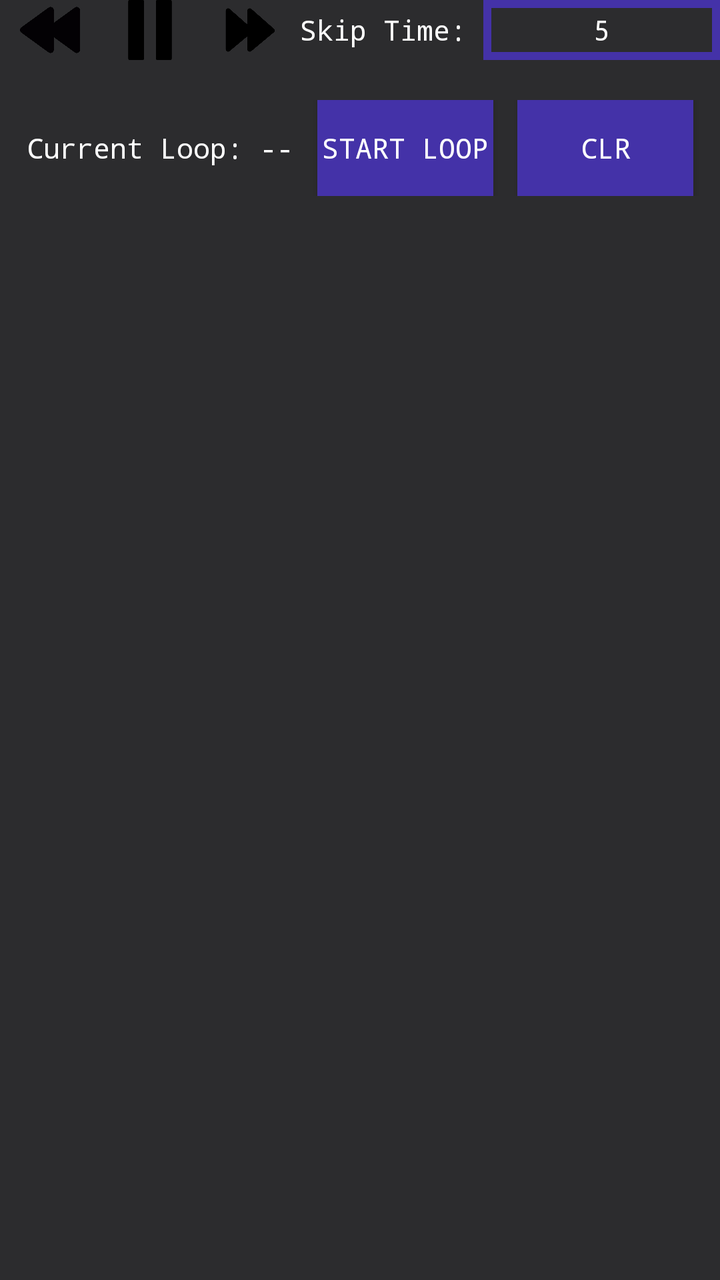
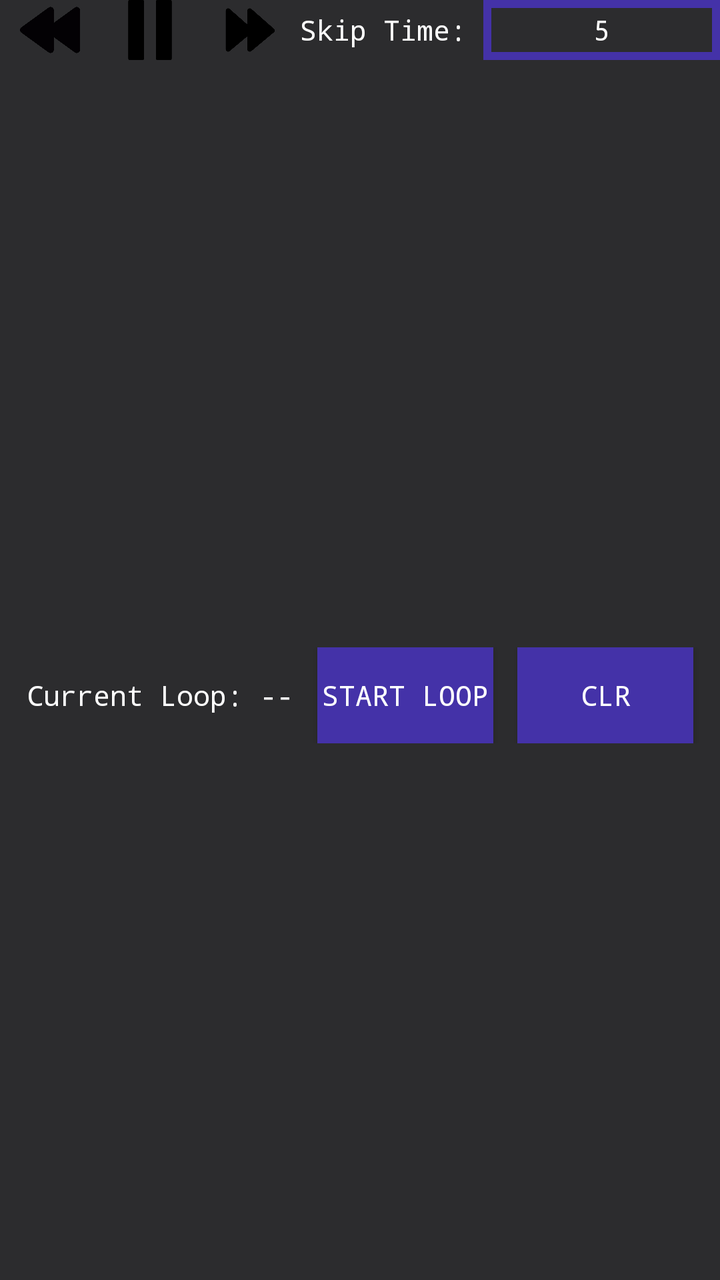

Screens rendered from an Android XML layout before and after an edit, with the pre-edit source and the edit as a unified diff.
<!-- AndroidManifest.xml: application theme Theme.Videoplaybackerandroid -->
<!-- res/layout/dashboard.xml -->
<?xml version="1.0" encoding="utf-8"?>
<androidx.constraintlayout.widget.ConstraintLayout xmlns:android="http://schemas.android.com/apk/res/android"
    xmlns:app="http://schemas.android.com/apk/res-auto"
    android:layout_width="match_parent"
    android:layout_height="wrap_content">

    <LinearLayout
        android:id="@+id/time_controls"
        android:layout_width="match_parent"
        android:layout_height="wrap_content"
        android:gravity="center"
        android:orientation="horizontal"
        app:layout_constraintBottom_toTopOf="@id/time_controls"
        app:layout_constraintEnd_toEndOf="parent"
        app:layout_constraintStart_toStartOf="parent"
        app:layout_constraintTop_toTopOf="parent">

        <androidx.appcompat.widget.AppCompatButton
            android:id="@+id/rewind"
            android:layout_width="30dp"
            android:layout_height="30dp"
            android:layout_marginHorizontal="10dp"
            android:background="@drawable/rewind_button"
            android:contentDescription="rewind" />

        <androidx.appcompat.widget.AppCompatButton
            android:id="@+id/pause"
            android:layout_width="30dp"
            android:layout_height="30dp"
            android:layout_marginHorizontal="10dp"
            android:background="@drawable/pause"
            android:contentDescription="pause" />

        <androidx.appcompat.widget.AppCompatButton
            android:id="@+id/fast_forward"
            android:layout_width="30dp"
            android:layout_height="30dp"
            android:layout_marginHorizontal="10dp"
            android:background="@drawable/fast_forward"
            android:backgroundTint="@null"
            android:contentDescription="ff" />

        <TextView
            android:layout_width="wrap_content"
            android:layout_height="wrap_content"
            android:text="Skip Time: "
            android:textSize="14sp" />

        <EditText
            android:id="@+id/skip_time_input"
            android:layout_width="0dp"
            android:layout_height="30dp"
            android:layout_weight="1"
            android:background="@drawable/input_style"
            android:gravity="center"
            android:inputType="number"
            android:text="5"
            android:textColor="@color/white"
            android:textSize="14sp" />

    </LinearLayout>

    <LinearLayout
        android:id="@+id/loop_controls"
        android:layout_width="match_parent"
        android:layout_height="wrap_content"
        android:layout_marginTop="50dp"
        android:gravity="center"
        android:orientation="horizontal"
        app:layout_constraintTop_toBottomOf="parent"
        app:layout_constraintTop_toTopOf="@id/time_controls">

        <TextView
            android:id="tvCurrentText"
            android:layout_width="wrap_content"
            android:layout_height="wrap_content"
            android:layout_marginRight="12dp"
            android:text="Current Loop: --" />

        <Button
            android:id="@+id/loop_button"
            android:layout_width="wrap_content"
            android:layout_height="wrap_content"
            android:layout_marginRight="12dp"
            android:background="@drawable/generic_button"
            android:text="Start Loop" />

        <Button
            android:id="@+id/clear_button"
            android:layout_width="wrap_content"
            android:layout_height="wrap_content"
            android:background="@drawable/generic_button"
            android:text="CLR" />

    </LinearLayout>
</androidx.constraintlayout.widget.ConstraintLayout>
<!-- resources referenced by this layout -->
<resources>
  <color name="white">#FFFFFF</color>
  <!-- drawable fast_forward: png bitmap (drawable, 7627 bytes) -->
  <!-- drawable generic_button (drawable) -->
  <?xml version="1.0" encoding="utf-8"?>
  <selector xmlns:android="http://schemas.android.com/apk/res/android">
      <item>
          <shape android:shape="rectangle">
              <corners android:radius="0dp"/>
              <solid android:color="@color/Primary" />
          </shape>
      </item>
  </selector>
  <!-- drawable input_style (drawable) -->
  <?xml version="1.0" encoding="utf-8"?>
  <shape xmlns:android="http://schemas.android.com/apk/res/android"
      android:shape="rectangle">
  
      <stroke android:width="4dip" android:color="@color/Primary" />
  </shape>
  <!-- drawable pause: png bitmap (drawable, 3288 bytes) -->
  <!-- drawable rewind_button: png bitmap (drawable, 5772 bytes) -->
  <style name="Theme.Videoplaybackerandroid" parent="Base.Theme.Videoplaybackerandroid" />
  <color name="Primary">#4432a8</color>
  <style name="Base.Theme.Videoplaybackerandroid" parent="Theme.Material3.DayNight.NoActionBar">
          
          
          <item name="android:textColor">@color/white</item>
          <item name="android:textColorHint">#666666</item>
          <item name="android:colorBackground">@color/black</item>
          <item name="colorOnSurface">@color/white</item>
          <item name="colorOnBackground">@color/white</item>
          <item name="android:fontFamily">monospace</item>
      </style>
  <color name="black">#2c2c2e</color>
</resources>

<!-- the commit's change to res/layout/dashboard.xml (unified diff, before → after) -->
@@ -10,7 +10,6 @@
         android:layout_height="wrap_content"
         android:gravity="center"
         android:orientation="horizontal"
-        app:layout_constraintBottom_toTopOf="@id/time_controls"
         app:layout_constraintEnd_toEndOf="parent"
         app:layout_constraintStart_toStartOf="parent"
         app:layout_constraintTop_toTopOf="parent">
@@ -64,24 +63,26 @@
         android:id="@+id/loop_controls"
         android:layout_width="match_parent"
         android:layout_height="wrap_content"
-        android:layout_marginTop="50dp"
+        android:layout_marginTop="25dp"
         android:gravity="center"
         android:orientation="horizontal"
-        app:layout_constraintTop_toBottomOf="parent"
-        app:layout_constraintTop_toTopOf="@id/time_controls">
+        app:layout_constraintBottom_toBottomOf="parent"
+        app:layout_constraintEnd_toEndOf="parent"
+        app:layout_constraintStart_toStartOf="parent"
+        app:layout_constraintTop_toBottomOf="@id/time_controls">
 
         <TextView
-            android:id="tvCurrentText"
+            android:id="@+id/tvCurrentText"
             android:layout_width="wrap_content"
             android:layout_height="wrap_content"
-            android:layout_marginRight="12dp"
+            android:layout_marginEnd="12dp"
             android:text="Current Loop: --" />
 
         <Button
             android:id="@+id/loop_button"
             android:layout_width="wrap_content"
             android:layout_height="wrap_content"
-            android:layout_marginRight="12dp"
+            android:layout_marginEnd="12dp"
             android:background="@drawable/generic_button"
             android:text="Start Loop" />
 
